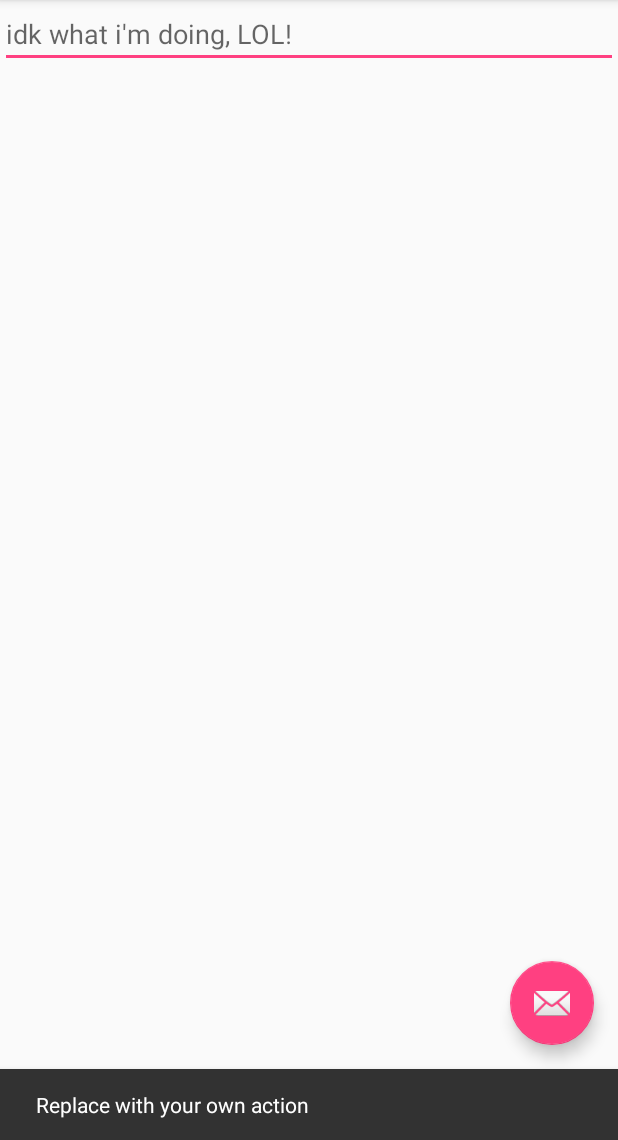
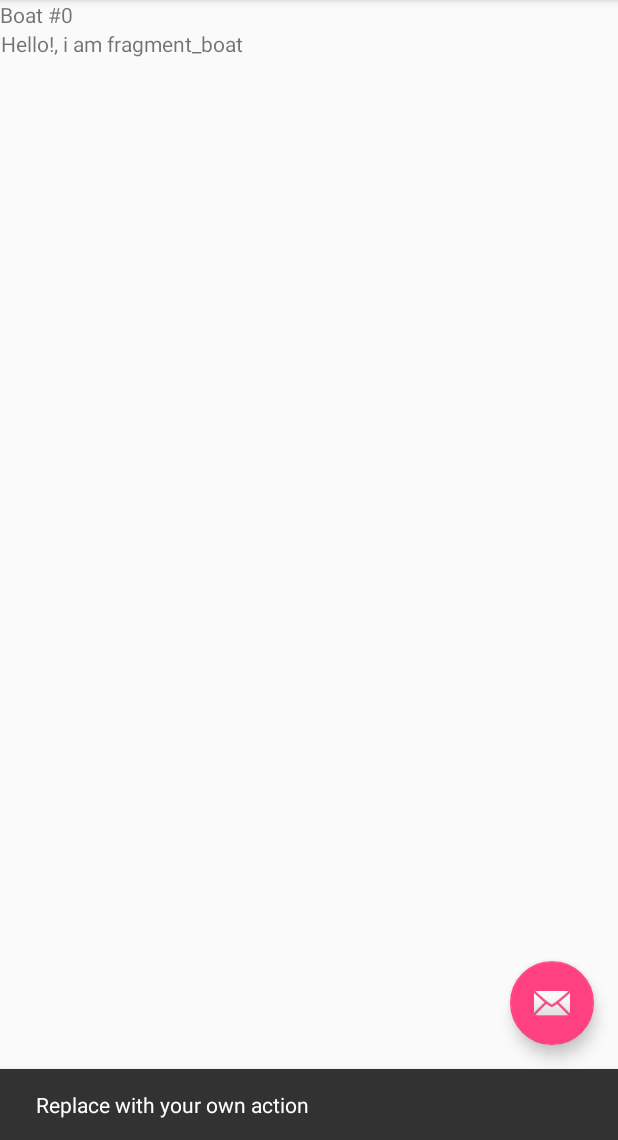
Before and after one commit to Carpk/SoFloBoats, an Android app: the screen it shows after launch (MainActivity), after a tap on an icon or button, on a phone screen of 412 x 824 dp, the part 96-1236 px from its top. Run offline under Robolectric (Android 15) with nearby library versions, the light colour scheme and no system bars.

Commit message:
able to pass data from model to view

```diff
--- a/app/src/main/java/com/shawnklein/carpk/sofloperformanceboats/Boat.java
+++ b/app/src/main/java/com/shawnklein/carpk/sofloperformanceboats/Boat.java
@@ -5,6 +5,7 @@ import java.util.UUID;
 public class Boat {
     private UUID mId;
     private String mTitle;
+    private String mUrl;
 
     public UUID getId() {
         return mId;
@@ -21,4 +22,12 @@ public class Boat {
     public void setTitle(String title) {
         mTitle = title;
     }
+
+    public String getUrl() {
+        return "http://images.boats.com/resize/1/67/68/4956768_20150302070821537_1_LARGE.jpg";
+    }
+
+    public Boat() {
+        mId = UUID.randomUUID();
+    }
 }
--- a/app/src/main/java/com/shawnklein/carpk/sofloperformanceboats/BoatFragment.java
+++ b/app/src/main/java/com/shawnklein/carpk/sofloperformanceboats/BoatFragment.java
@@ -5,6 +5,8 @@ import android.support.v4.app.Fragment;
 import android.view.LayoutInflater;
 import android.view.View;
 import android.view.ViewGroup;
+import android.widget.EditText;
+import android.widget.TextView;
 
 import java.util.UUID;
 
@@ -12,15 +14,23 @@ public class BoatFragment extends Fragment {
     public static String EXTRA_BOAT_ID =
             "net.shawnklein.android.sofloperformanceboats.boat_id";
     private Boat mBoat;
+    private TextView mTitleField;
 
     @Override
-    public void onCreate(Bundle savedInsanceState) {
-        super.onCreate(savedInsanceState);
+    public void onCreate(Bundle savedInstanceState) {
+        super.onCreate(savedInstanceState);
+        UUID boatId = (UUID)getArguments().getSerializable(EXTRA_BOAT_ID);
+
+        mBoat = BoatListing.get(getActivity()).getBoat(boatId);
     }
 
     @Override
     public View onCreateView(LayoutInflater inflater, ViewGroup parent, Bundle savedInstanceState) {
         View v = inflater.inflate(R.layout.fragment_boat, parent, false);
+
+        mTitleField = (TextView)v.findViewById(R.id.boat_title);
+        mTitleField.setText(mBoat.getTitle());
+
 
         return v;
     }
--- a/app/src/main/java/com/shawnklein/carpk/sofloperformanceboats/BoatListing.java
+++ b/app/src/main/java/com/shawnklein/carpk/sofloperformanceboats/BoatListing.java
@@ -2,6 +2,7 @@ package com.shawnklein.carpk.sofloperformanceboats;
 
 import android.content.Context;
 import java.util.ArrayList;
+import java.util.UUID;
 
 public class BoatListing {
     private ArrayList<Boat> mBoats;
@@ -28,4 +29,12 @@ public class BoatListing {
     public ArrayList<Boat> getBoats() {
         return mBoats;
     }
+
+    public Boat getBoat(UUID id) {
+        for (Boat b : mBoats) {
+            if (b.getId().equals(id))
+                return b;
+        }
+        return null;
+    }
 }
--- a/app/src/main/java/com/shawnklein/carpk/sofloperformanceboats/MainActivity.java
+++ b/app/src/main/java/com/shawnklein/carpk/sofloperformanceboats/MainActivity.java
@@ -119,9 +119,9 @@ public class MainActivity extends AppCompatActivity {
         @Override
         public View onCreateView(LayoutInflater inflater, ViewGroup container,
                                  Bundle savedInstanceState) {
-            View rootView = inflater.inflate(R.layout.fragment_main, container, false);
-            TextView textView = (TextView) rootView.findViewById(R.id.section_label);
-            textView.setText(getString(R.string.section_format, getArguments().getInt(ARG_SECTION_NUMBER)));
+            View rootView = inflater.inflate(R.layout.fragment_boat, container, false);
+            TextView textView = (TextView) rootView.findViewById(R.id.boat_title);
+            textView.setText("tacos");
             return rootView;
         }
     }
@@ -162,4 +162,6 @@ public class MainActivity extends AppCompatActivity {
             return null;
         }
     }
+
+
 }
--- a/app/src/main/res/layout/fragment_boat.xml
+++ b/app/src/main/res/layout/fragment_boat.xml
@@ -4,10 +4,17 @@
               android:layout_width="match_parent"
               android:layout_height="match_parent">
 
-    <EditText
-    android:id="@+id/boat_title"
-    android:layout_width="match_parent"
-    android:layout_height="wrap_content"
-    android:hint="idk what i'm doing, LOL!" />
+    <TextView
+        android:id="@+id/boat_title"
+        android:layout_width="match_parent"
+        android:layout_height="wrap_content"
+        android:text="Am I being replaced?" />
+
+    <TextView
+        android:id="@+id/section_label"
+        android:layout_width="wrap_content"
+        android:layout_height="wrap_content"
+        android:gravity="center"
+        android:text="Hello!, i am fragment_boat" />
 
 </LinearLayout>
--- a/app/src/main/res/layout/fragment_main.xml
+++ b/app/src/main/res/layout/fragment_main.xml
@@ -13,6 +13,6 @@
         android:layout_width="wrap_content"
         android:layout_height="wrap_content"
         android:gravity="center"
-        android:text="Hello!" />
+        android:text="Hello!, i am fragment_main" />
 
 </RelativeLayout>
```
